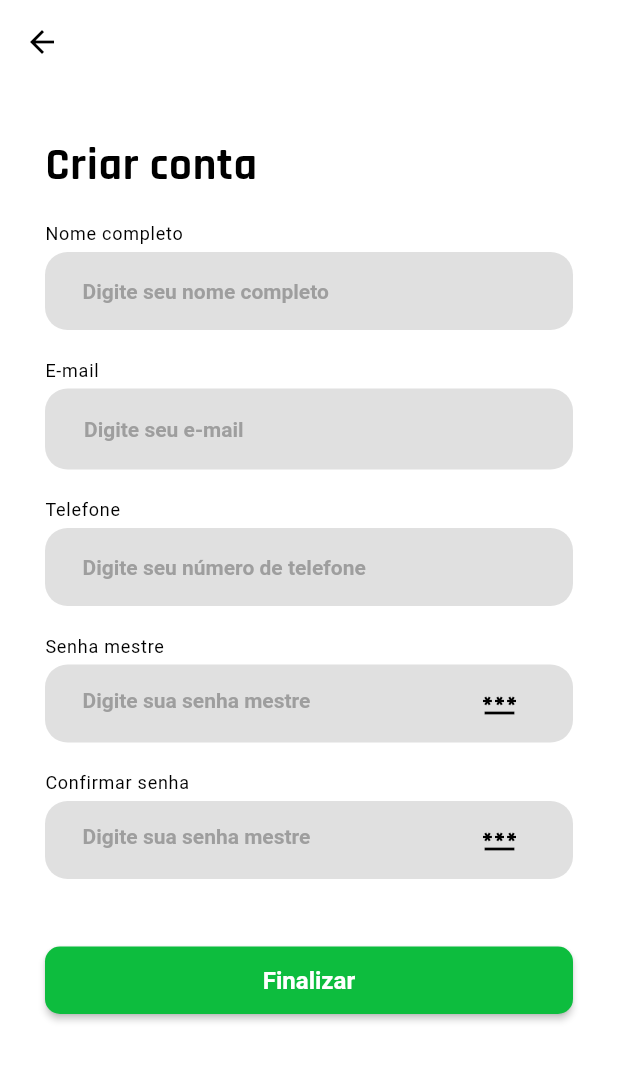
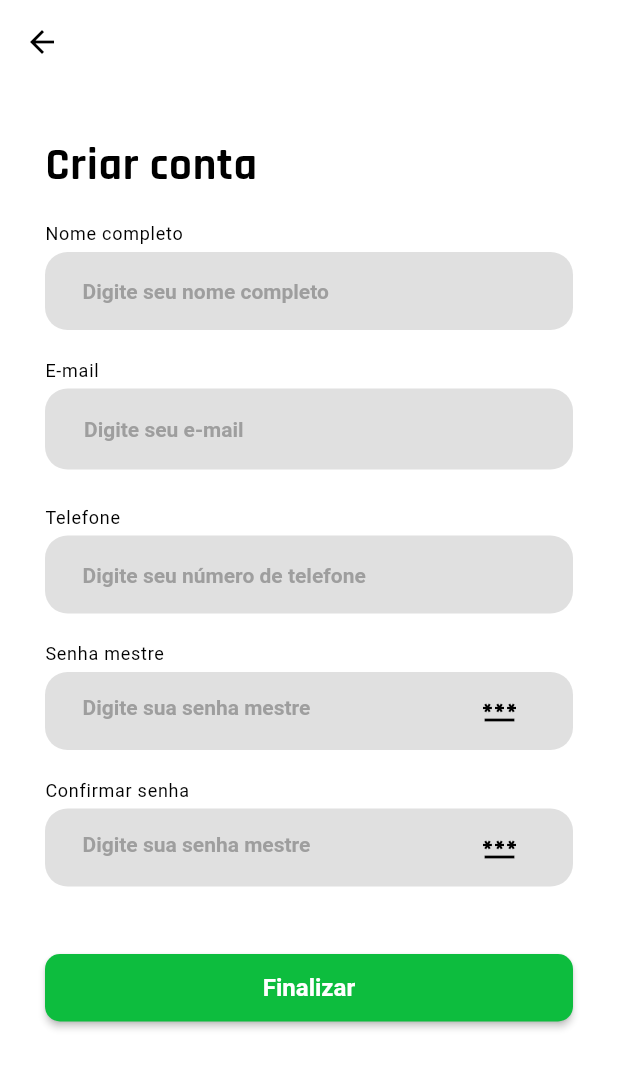
Before and after one commit to PasswordHub/ArrowHead, a Flutter app: the screen it shows after launch, after a tap on "Criar conta", on a phone screen of 412 x 824 dp. Shown: the top 1068 px of the screen. Run offline on Flutter 3.47's test engine with Material 2 defaults, Android fonts, the phone set to English and light mode, and no system bars; our stand-ins replace email_validator; Roboto replaces fonts that are missing (Arial).

Commit message:
finalizando design da tela de cadastro

```diff
--- a/arrowhead/lib/screens/Login/login_screen.dart
+++ b/arrowhead/lib/screens/Login/login_screen.dart
@@ -6,6 +6,8 @@ import 'package:email_validator/email_validator.dart';
 
 class LoginScreen extends StatefulWidget {
   static const routeName = '/login-screen';
+
+  const LoginScreen({Key? key}) : super(key: key);
 
   @override
   _LoginScreenState createState() => _LoginScreenState();
@@ -58,7 +60,7 @@ class _LoginScreenState extends State<LoginScreen> {
                           style: const TextStyle(
                               color: Colors.red,
                               fontFamily: 'Arial',
-                              fontSize: 10),
+                              fontSize: 11),
                         ),
                         const SizedBox(height: 20),
                         const Text(
--- a/arrowhead/lib/screens/SignUp/signup_screen.dart
+++ b/arrowhead/lib/screens/SignUp/signup_screen.dart
@@ -14,6 +14,7 @@ class _SingupScreenState extends State<SingupScreen> {
   final phoneController = TextEditingController();
   final emailController = TextEditingController();
   final passwordController = TextEditingController();
+  final confirmPasswordController = TextEditingController();
 
   String invalidEmailMsg = "";
   bool showPassword = false;
@@ -36,7 +37,7 @@ class _SingupScreenState extends State<SingupScreen> {
             mainAxisAlignment: MainAxisAlignment.spaceAround,
             crossAxisAlignment: CrossAxisAlignment.stretch,
             children: [
-              SizedBox(height: 20),
+              const SizedBox(height: 20),
               const Text(
                 "Criar conta",
                 textAlign: TextAlign.left,
@@ -45,19 +46,25 @@ class _SingupScreenState extends State<SingupScreen> {
                     color: Colors.black,
                     fontWeight: FontWeight.bold),
               ),
-              SizedBox(height: 20),
+              const SizedBox(height: 20),
               userInput(nameController, "Nome completo",
                   "Digite seu nome completo", TextInputType.name),
-              SizedBox(height: 20),
+              const SizedBox(height: 20),
               emailInput(emailController, "E-mail"),
-              SizedBox(height: 20),
-              userInput(emailController, "Telefone",
+              const SizedBox(height: 5),
+              (invalidEmailMsg != "")
+                  ? Text(invalidEmailMsg,
+                      style: const TextStyle(
+                          color: Colors.red, fontFamily: 'Arial', fontSize: 11))
+                  : const SizedBox(),
+              const SizedBox(height: 20),
+              userInput(phoneController, "Telefone",
                   "Digite seu número de telefone", TextInputType.number),
-              SizedBox(height: 20),
+              const SizedBox(height: 20),
               passwordInput(passwordController, "Senha mestre"),
-              SizedBox(height: 20),
-              passwordInput(passwordController, "Confirmar senha"),
-              SizedBox(height: 40),
+              const SizedBox(height: 20),
+              passwordInput(confirmPasswordController, "Confirmar senha"),
+              const SizedBox(height: 40),
               signUpBtn()
             ]),
       )),
@@ -77,7 +84,7 @@ class _SingupScreenState extends State<SingupScreen> {
                 borderRadius: BorderRadius.circular(10.0),
               ))),
           onPressed: () async {
-            //TODO: login logic
+            // TODO: login logic
             // Navigator.of(context).pushReplacementNamed(HomePage.routeName);
           },
           child: const Text(
@@ -133,7 +140,7 @@ class _SingupScreenState extends State<SingupScreen> {
         children: [
           Text(
             title,
-            style: TextStyle(
+            style: const TextStyle(
                 color: Colors.black, fontFamily: 'Arial', fontSize: 12),
           ),
           SizedBox(height: 5),
@@ -161,7 +168,8 @@ class _SingupScreenState extends State<SingupScreen> {
                   border: InputBorder.none),
               onChanged: ((value) => {
                     setState(() {
-                      invalidEmailMsg = EmailValidator.validate(value)
+                      invalidEmailMsg =
+                          EmailValidator.validate(value) || value.isEmpty
                               ? ""
                               : "Digite um e-mail válido";
                     })
@@ -178,7 +186,7 @@ class _SingupScreenState extends State<SingupScreen> {
         children: [
           Text(
             title,
-            style: TextStyle(
+            style: const TextStyle(
                 color: Colors.black, fontFamily: 'Arial', fontSize: 12),
           ),
           SizedBox(height: 5),
@@ -211,7 +219,8 @@ class _SingupScreenState extends State<SingupScreen> {
                     icon: Icon(((showPassword)
                         ? Icons.remove_red_eye
                         : Icons.password))),
-                )),
+              ),
+            ),
           )
         ]);
   }
```
Lines whose indentation alone changed are shown as unchanged.
